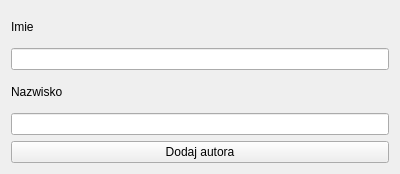
This is Views/addAuthorUi.ui in Aniket1900/BookDatabase as Qt 5 draws it before an edit. The edited form follows.
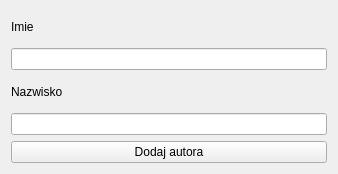
This is the edited form.

The edit to the form file:
```diff
--- a/Views/addAuthorUi.ui
+++ b/Views/addAuthorUi.ui
@@ -6,7 +6,7 @@
    <rect>
     <x>0</x>
     <y>0</y>
-    <width>400</width>
+    <width>338</width>
     <height>174</height>
    </rect>
   </property>
```
